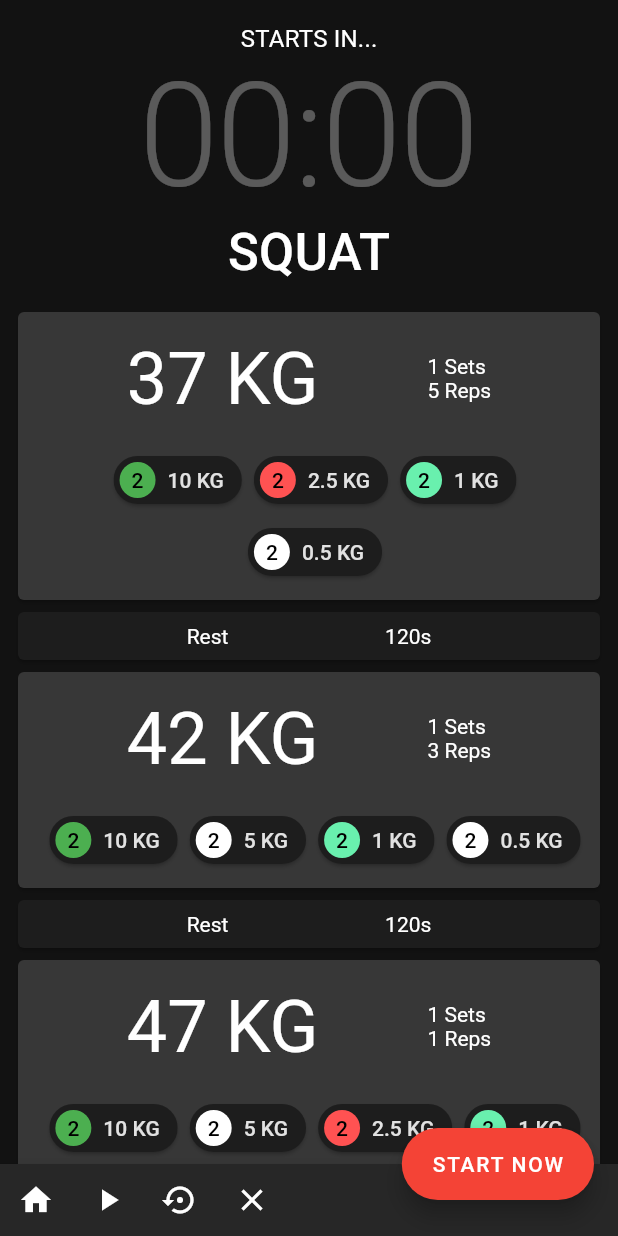
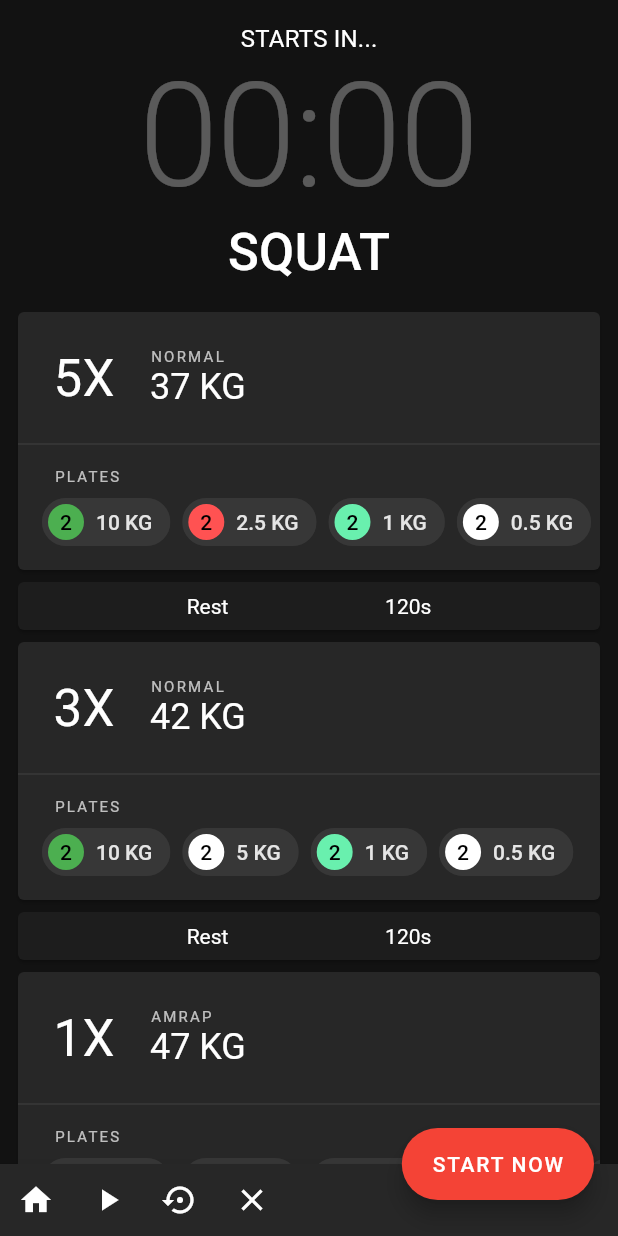
Before and after one commit to chrsep/leonidas, a Flutter app: the TrackerPage screen opened directly, on a phone screen of 412 x 824 dp. Run offline on Flutter 3.47's test engine with Material 2 defaults, Android fonts, the phone set to English and light mode, and no system bars; our stand-ins replace flutter_dotenv, flutter_local_notifications, sentry, shared_preferences, tuple, vibration; accounts and stored records are empty.

Commit message:
Improve tracker page.

```diff
--- a/lib/components/session_summary_page.dart
+++ b/lib/components/session_summary_page.dart
@@ -35,13 +35,13 @@ class SessionSummaryPage extends StatelessWidget {
             Row(
               children: <Widget>[
                 Chip(
-                  backgroundColor: LeonidasTheme.primaryColor,
+                  backgroundColor: LeonidasTheme.blue,
                   label: Text(stage.name),
                 ),
                 Padding(
                   padding: const EdgeInsets.only(left: 8.0),
                   child: Chip(
-                    backgroundColor: LeonidasTheme.secondaryColor,
+                    backgroundColor: LeonidasTheme.green,
                     label: Text(session.name),
                   ),
                 )
--- a/lib/components/trackerPage/exercise_item.dart
+++ b/lib/components/trackerPage/exercise_item.dart
@@ -53,47 +53,66 @@ class ExerciseItem extends ActivityListItem {
     return Column(
       children: <Widget>[
         Card(
-          color: colorIdentifier ?? LeonidasTheme.whiteTint[9],
+          color: colorIdentifier == null? LeonidasTheme.whiteTint[4] : LeonidasTheme.primaryColor ,
+          clipBehavior: Clip.hardEdge,
           child: Column(
+            crossAxisAlignment: CrossAxisAlignment.start,
             children: <Widget>[
-              Padding(
-                padding: const EdgeInsets.only(top: 16.0),
-                child: Row(
-                  mainAxisAlignment: MainAxisAlignment.spaceEvenly,
-                  children: <Widget>[
-                    Text(
-                      calculatedWeight.toString().replaceAll('.0', '') + ' KG',
-                      style: LeonidasTheme.h3,
+              Row(
+                children: <Widget>[
+                  Container(
+                    height: 88,
+                    width: 88,
+//                    color: LeonidasTheme.primaryColor,
+                    child: Center(
+                      child: Text(
+                        set.reps.toString() + 'X',
+                        style: LeonidasTheme.h4,
+                      ),
                     ),
-                    Flex(
-                      direction: Axis.vertical,
+                  ),
+                  Container(
+                    child: Column(
                       crossAxisAlignment: CrossAxisAlignment.start,
                       children: <Widget>[
-                        Text(set.sets.toString() + ' Sets'),
-                        Text(set.reps.toString() + ' Reps'),
+                        Text(
+                          set.name.toUpperCase(),
+                          style: LeonidasTheme.overline
+                              .apply(color: Colors.white70),
+                        ),
+                        Text(
+                          calculatedWeight.toString().replaceAll('.0', '') +
+                              ' KG',
+                          style: LeonidasTheme.h5,
+                        ),
                       ],
-                    )
-                  ],
-                ),
+                    ),
+                  )
+                ],
               ),
+              Divider(height: 0,),
               Padding(
-                padding: const EdgeInsets.only(left: 16.0, bottom: 8, top: 16),
-                child: Wrap(
-                  alignment: WrapAlignment.center,
+                padding: const EdgeInsets.only(left: 24.0, top: 16),
+                child: Text('PLATES', style: LeonidasTheme.overline.apply(color: Colors.white70),),
+              ),
+              SingleChildScrollView(
+                padding: EdgeInsets.only(left: 16),
+                scrollDirection: Axis.horizontal,
+                child: Row(
                   children: getWeightUsed.where((weights) {
                     return weights.item2 > 0;
                   }).map((weights) {
                     return Padding(
-                      padding: const EdgeInsets.only(right: 8.0),
+                      padding:
+                          const EdgeInsets.only(bottom: 8, right: 8.0),
                       child: Chip(
-                        elevation: 1,
-                        backgroundColor: LeonidasTheme.whiteTint[1],
+                        elevation: 0,
+                        backgroundColor: LeonidasTheme.whiteTint[9],
                         avatar: Stack(
                           children: <Widget>[
                             Container(
                               decoration: BoxDecoration(
-                                  color: weights.item3,
-                                  shape: BoxShape.circle),
+                                  color: weights.item3, shape: BoxShape.circle),
                             ),
                             Center(
                                 child: Text(
--- a/lib/components/trackerPage/tracker_page.dart
+++ b/lib/components/trackerPage/tracker_page.dart
@@ -43,7 +43,7 @@ class TrackerPage extends StatelessWidget {
       buttonText = 'DID IT';
       infoText = 'GO';
     } else if (nextActivities[0] is RestItem) {
-      colorIdentifier = LeonidasTheme.primaryColor;
+      colorIdentifier = LeonidasTheme.blue;
       infoText = 'REST';
       buttonText = 'SKIP REST';
     } else {
@@ -65,12 +65,14 @@ class TrackerPage extends StatelessWidget {
       floatingActionButton: Consumer<CountdownTimer>(
         builder: (context, timer, child) {
           timer.countdownCallback = () {
-            _continueToNextActivity(context, store, timer, nextActivities, nextActivityIndexDistance);
+            _continueToNextActivity(context, store, timer, nextActivities,
+                nextActivityIndexDistance);
           };
           return FloatingActionButton.extended(
             backgroundColor: colorIdentifier,
             onPressed: () {
-              _continueToNextActivity(context, store, timer, nextActivities, nextActivityIndexDistance);
+              _continueToNextActivity(context, store, timer, nextActivities,
+                  nextActivityIndexDistance);
             },
             label: Text(buttonText),
           );
@@ -171,14 +173,14 @@ class TrackerPage extends StatelessWidget {
                   if (activity is ExerciseItem) {
                     return Padding(
                       padding: const EdgeInsets.only(left: 8.0, right: 8),
-                      child: activity.buildWidget(cardColor, showWeights: index == 0),
+                      child: activity.buildWidget(cardColor,
+                          showWeights: index == 0),
                     );
                   }
                   return Padding(
                     padding: const EdgeInsets.only(left: 8.0, right: 8),
                     child: activity.buildWidget(cardColor),
                   );
-
                 },
               ),
             )
--- a/lib/leonidas_theme.dart
+++ b/lib/leonidas_theme.dart
@@ -15,9 +15,10 @@ class LeonidasTheme {
     Color(0xFF373737),
   ];
 
-  static const Color primaryColor = Colors.blue;
-  static const Color secondaryColor = Colors.green;
+  static const Color blue = Colors.blue;
+  static const Color green = Colors.green;
   static const Color accentColor = Colors.red;
+  static const Color primaryColor = Color(0xFFd32f2f);
 
   static const TextStyle h1 =
       TextStyle(fontSize: 96, fontWeight: FontWeight.w300, letterSpacing: -1.5);
--- a/lib/main.dart
+++ b/lib/main.dart
@@ -67,7 +67,7 @@ class Leonidas extends StatelessWidget {
         title: 'Leonidas',
         theme: ThemeData(
           brightness: Brightness.dark,
-          primaryColor: LeonidasTheme.primaryColor,
+          primaryColor: LeonidasTheme.blue,
           accentColor: LeonidasTheme.accentColor,
         ),
         home: HomePage(),
--- a/lib/models/app_store.dart
+++ b/lib/models/app_store.dart
@@ -109,9 +109,11 @@ class AppStore extends ChangeNotifier {
     for (var exercise in currentExercises) {
       activities.add(HeaderItem(exercise.name));
       for (var set in currentSets) {
-        activities.add(
-            ExerciseItem(exercise, set, currentRoutine, currentWeightSetup));
-        activities.add(RestItem(set.rest, exercise.name));
+        for (var i = 0; i < set.sets; i++) {
+          activities.add(
+              ExerciseItem(exercise, set, currentRoutine, currentWeightSetup));
+          activities.add(RestItem(set.rest, exercise.name));
+        }
       }
     }
     return activities;
--- a/lib/models/exercise_set.dart
+++ b/lib/models/exercise_set.dart
@@ -8,8 +8,10 @@ class ExerciseSet extends ChangeNotifier {
     this.order,
     this.amrap,
     this.rest,
+    this.name,
   );
 
+  final String name;
   final int sets;
   final int reps;
   final int tmPercentage;
--- a/lib/utils/initialize_data.dart
+++ b/lib/utils/initialize_data.dart
@@ -36,24 +36,24 @@ Routine generateSampleRoutine() {
   final stages = [
     Stage('5/5/5', [
 //      ...warmUpCycle,
-      ExerciseSet(1, 5, 65, 3, false, 120),
-      ExerciseSet(1, 5, 75, 4, false, 120),
-      ExerciseSet(1, 5, 85, 5, true, 120),
-      ExerciseSet(5, 5, 65, 6, false, 120),
+      ExerciseSet(1, 5, 65, 3, false, 120, 'normal'),
+      ExerciseSet(1, 5, 75, 4, false, 120, 'normal'),
+      ExerciseSet(1, 5, 85, 5, true, 120, 'amrap'),
+      ExerciseSet(5, 5, 65, 6, false, 120, 'fsl'),
     ]),
     Stage('3/3/3', [
 //      ...warmUpCycle,
-      ExerciseSet(1, 3, 65, 3, false, 120),
-      ExerciseSet(1, 3, 75, 4, false, 120),
-      ExerciseSet(1, 3, 85, 5, true, 120),
-      ExerciseSet(5, 5, 65, 6, false, 120),
+      ExerciseSet(1, 3, 65, 3, false, 120, 'normal'),
+      ExerciseSet(1, 3, 75, 4, false, 120, 'normal'),
+      ExerciseSet(1, 3, 85, 5, true, 120, 'amrap'),
+      ExerciseSet(5, 5, 65, 6, false, 120, 'fsl'),
     ]),
     Stage('5/3/1', [
 //      ...warmUpCycle,
-      ExerciseSet(1, 5, 75, 3, false, 120),
-      ExerciseSet(1, 3, 85, 4, false, 120),
-      ExerciseSet(1, 1, 95, 5, true, 120),
-      ExerciseSet(5, 5, 75, 6, false, 120),
+      ExerciseSet(1, 5, 75, 3, false, 120, 'normal'),
+      ExerciseSet(1, 3, 85, 4, false, 120, 'normal'),
+      ExerciseSet(1, 1, 95, 5, true, 120, 'amrap'),
+      ExerciseSet(5, 5, 75, 6, false, 120, 'fsl'),
     ])
   ];
 
```
Also changed, not shown: lib/components/diary_section.dart (+4 -4 lines).
